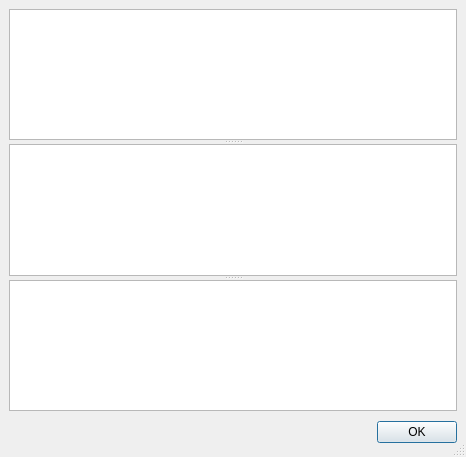
anrichter/qsvn, file src/forms/showlog.ui: the form before one commit.
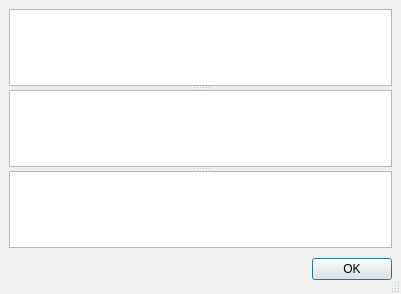
The form after the commit.

Commit message: - show log in a QTreeView

The edit to the form file:
```diff
--- a/src/forms/showlog.ui
+++ b/src/forms/showlog.ui
@@ -8,8 +8,8 @@
    <rect>
     <x>0</x>
     <y>0</y>
-    <width>466</width>
-    <height>457</height>
+    <width>401</width>
+    <height>294</height>
    </rect>
   </property>
   <property name="windowTitle" >
@@ -30,9 +30,9 @@
      <property name="orientation" >
       <enum>Qt::Vertical</enum>
      </property>
-     <widget class="QListView" name="lvRevisions" />
-     <widget class="QListView" name="lvActions" />
-     <widget class="QTextEdit" name="edLogMessage" />
+     <widget class="QTreeView" name="viewRevisions" />
+     <widget class="QListView" name="viewActions" />
+     <widget class="QTextEdit" name="editLogMessage" />
     </widget>
    </item>
    <item row="1" column="0" >
```
The commit also changes 4 other files.
